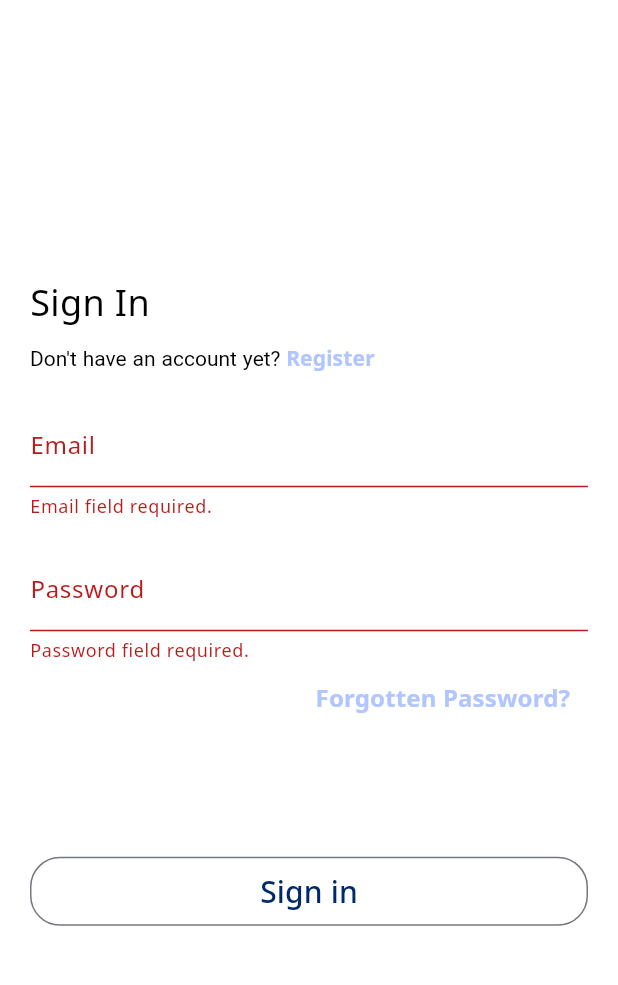
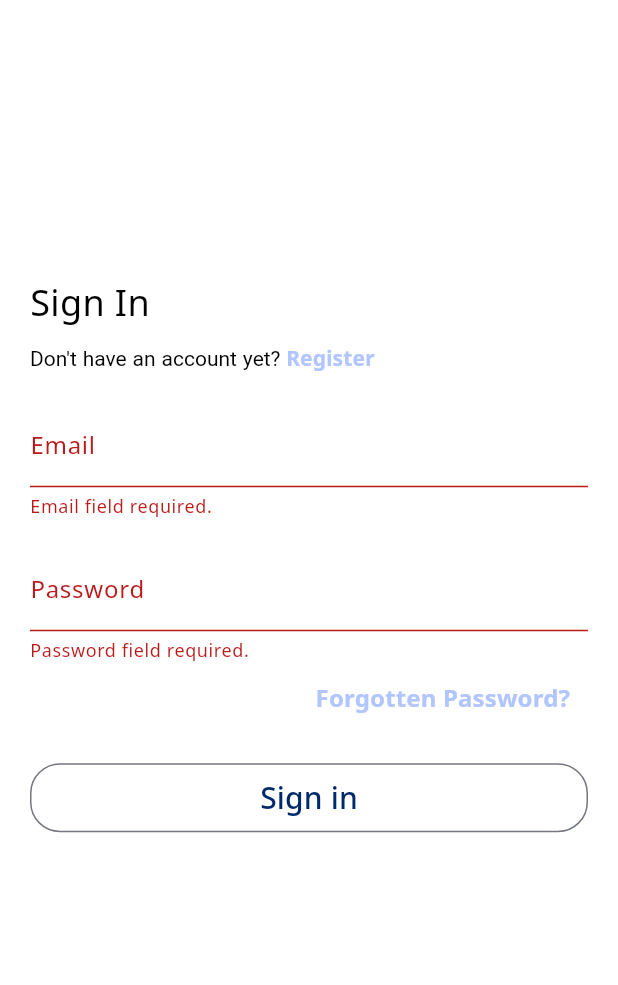
Before and after one commit to jjlamach/amori, a Flutter app: the screen it shows after launch, after a tap on "Get started", after a tap on "Sign in", on a phone screen of 412 x 824 dp, the part 84-1069 px from its top. Run offline on Flutter 3.47's test engine with Material 2 defaults, Android fonts, the phone set to English and light mode, and no system bars; our stand-ins replace auto_route, cloud_firestore, firebase_auth, firebase_core, flex_color_scheme, flutter_bloc and 5 more; accounts and stored records are empty.

Commit message:
Refactor: Sign_in_page

```diff
--- a/lib/app/screens/onboarding/onboarding_page.dart
+++ b/lib/app/screens/onboarding/onboarding_page.dart
@@ -10,18 +10,13 @@ class OnBoardingPage extends StatelessWidget {
 
   @override
   Widget build(BuildContext context) {
-    final height = MediaQuery.of(context).size.height;
     return Scaffold(
       backgroundColor: const Color.fromRGBO(131, 165, 255, 1),
       body: SingleChildScrollView(
         padding: const EdgeInsets.all(20.0),
+        child: SafeArea(
           child: Column(
             children: [
-            if (height > 600) const SizedBox(height: 10.0),
-            if (height > 900)
-              SizedBox(
-                height: MediaQuery.of(context).size.height * 0.1, // 10%
-              ),
               Text(
                 Strings.appMoto,
                 textAlign: TextAlign.center,
@@ -53,7 +48,8 @@ class OnBoardingPage extends StatelessWidget {
                         Color.fromRGBO(172, 196, 254, 1),
                       ),
                     ),
-              onPressed: () => AutoRouter.of(context).replaceNamed('/sign-in'),
+                onPressed: () =>
+                    AutoRouter.of(context).replaceNamed('/sign-in'),
                 child: Text(
                   Strings.getStarted,
                   style: GoogleFonts.inter(
@@ -66,6 +62,7 @@ class OnBoardingPage extends StatelessWidget {
             ],
           ),
         ),
+      ),
     );
   }
 }
--- a/lib/app/screens/signin/sign_in_page.dart
+++ b/lib/app/screens/signin/sign_in_page.dart
@@ -1,6 +1,5 @@
 import 'package:amori/app/screens/forgottenpassword/forgotten_password_page.dart';
 import 'package:amori/app/screens/signin/state/auth_bloc.dart';
-import 'package:amori/app/screens/signin/state/sign_in_form_cubit.dart';
 import 'package:amori/common/assets.dart';
 import 'package:amori/common/common.dart';
 import 'package:auto_route/auto_route.dart';
@@ -10,8 +9,32 @@ import 'package:flutter_bloc/flutter_bloc.dart';
 import 'package:google_fonts/google_fonts.dart';
 
 @RoutePage()
-class SignInPage extends StatelessWidget {
+class SignInPage extends StatefulWidget {
   const SignInPage({super.key});
+
+  @override
+  State<SignInPage> createState() => _SignInPageState();
+}
+
+class _SignInPageState extends State<SignInPage> {
+  late TextEditingController _email;
+  late TextEditingController _password;
+  late GlobalKey<FormState> _formKey;
+
+  @override
+  void initState() {
+    super.initState();
+    _email = TextEditingController();
+    _password = TextEditingController();
+    _formKey = GlobalKey();
+  }
+
+  @override
+  void dispose() {
+    super.dispose();
+    _email.dispose();
+    _password.dispose();
+  }
 
   @override
   Widget build(BuildContext context) {
@@ -28,25 +51,14 @@ class SignInPage extends StatelessWidget {
             ),
           ),
         ),
-        body: BlocBuilder<SignInFormCubit, SignInFormState>(
-          builder: (context, state) {
-            return state.when(
-              formCreated: (
-                formKey,
-                emailController,
-                passwordController,
-              ) {
-                return SingleChildScrollView(
+        body: SingleChildScrollView(
           padding: const EdgeInsets.all(20.0),
           child: Form(
-                    key: formKey,
+            key: _formKey,
             child: Column(
-                      children: [
-                        SizedBox(
-                            height: MediaQuery.of(context).size.height * 0.2),
-                        Column(
               crossAxisAlignment: CrossAxisAlignment.start,
               children: [
+                SizedBox(height: MediaQuery.of(context).size.height * 0.2),
                 const Text(
                   'Sign In',
                   style: TextStyle(
@@ -66,25 +78,23 @@ class SignInPage extends StatelessWidget {
                       ),
                       TextSpan(
                         text: ' Register',
-                                    style: Theme.of(context)
-                                        .textTheme
-                                        .labelLarge
-                                        ?.copyWith(
-                                          color: Theme.of(context)
-                                              .colorScheme
-                                              .inversePrimary,
+                        style: Theme.of(context).textTheme.labelLarge?.copyWith(
+                              color:
+                                  Theme.of(context).colorScheme.inversePrimary,
                               fontWeight: FontWeight.bold,
                             ),
                         recognizer: TapGestureRecognizer()
-                                      ..onTap = () => AutoRouter.of(context)
-                                          .pushNamed('/register'),
+                          ..onTap = () {
+                            _formKey.currentState?.reset();
+                            AutoRouter.of(context).pushNamed('/register');
+                          },
                       ),
                     ],
                   ),
                 ),
                 const SizedBox(height: 20.0),
                 TextFormField(
-                              controller: emailController,
+                  controller: _email,
                   validator: (value) {
                     if (value == null || value.isEmpty) {
                       return "Email field required.";
@@ -107,7 +117,7 @@ class SignInPage extends StatelessWidget {
                 ),
                 const SizedBox(height: 20.0),
                 TextFormField(
-                              controller: passwordController,
+                  controller: _password,
                   validator: (value) {
                     if (value == null || value.isEmpty) {
                       return "Password field required.";
@@ -128,36 +138,27 @@ class SignInPage extends StatelessWidget {
                   child: TextButton(
                     onPressed: () => Navigator.of(context).push(
                       MaterialPageRoute(
-                                    builder: (context) =>
-                                        const ForgottenPasswordPage(),
+                        builder: (context) => const ForgottenPasswordPage(),
                       ),
                     ),
                     child: Text(
                       "Forgotten Password?",
-                                  style: Theme.of(context)
-                                      .textTheme
-                                      .labelLarge
-                                      ?.copyWith(
+                      style: Theme.of(context).textTheme.labelLarge?.copyWith(
                             fontSize: 16,
-                                        color: Theme.of(context)
-                                            .colorScheme
-                                            .inversePrimary,
+                            color: Theme.of(context).colorScheme.inversePrimary,
                             fontWeight: FontWeight.bold,
                           ),
                     ),
                   ),
                 ),
-                            SizedBox(
-                              height: MediaQuery.of(context).size.height * 0.1,
-                            ),
+                const SizedBox(height: 20.0),
                 BlocListener<AuthBloc, AuthState>(
                   listener: (context, state) {
                     state.whenOrNull(
                       loggedIn: (user) {
-                                    emailController.clear();
-                                    passwordController.clear();
-                                    AutoRouter.of(context)
-                                        .replaceNamed('/index');
+                        _email.clear();
+                        _password.clear();
+                        AutoRouter.of(context).replaceNamed('/index');
                       },
                       error: (exception) {
                         ScaffoldMessenger.of(context).showSnackBar(
@@ -171,41 +172,29 @@ class SignInPage extends StatelessWidget {
                     height: 46,
                     child: OutlinedButton(
                       onPressed: () {
-                                    final isFormValid =
-                                        formKey.currentState?.validate();
+                        final isFormValid = _formKey.currentState?.validate();
                         if (isFormValid == true) {
                           context.read<AuthBloc>().add(
                                 AuthEvent.logIn(
-                                              emailController.text,
-                                              passwordController.text,
+                                  _email.text,
+                                  _password.text,
                                 ),
                               );
                         }
                       },
                       child: Text(
                         'Sign in',
-                                    style: Theme.of(context)
-                                        .textTheme
-                                        .labelLarge
-                                        ?.copyWith(
-                                          color: Theme.of(context)
-                                              .colorScheme
-                                              .primary,
+                        style: Theme.of(context).textTheme.labelLarge?.copyWith(
+                              color: Theme.of(context).colorScheme.primary,
                               fontSize: 20,
                             ),
                       ),
                     ),
                   ),
-                            ),
-                          ],
-                        ),
+                )
               ],
             ),
           ),
-                );
-              },
-            );
-          },
         ),
       ),
     );
```
Lines whose indentation alone changed are shown as unchanged.
